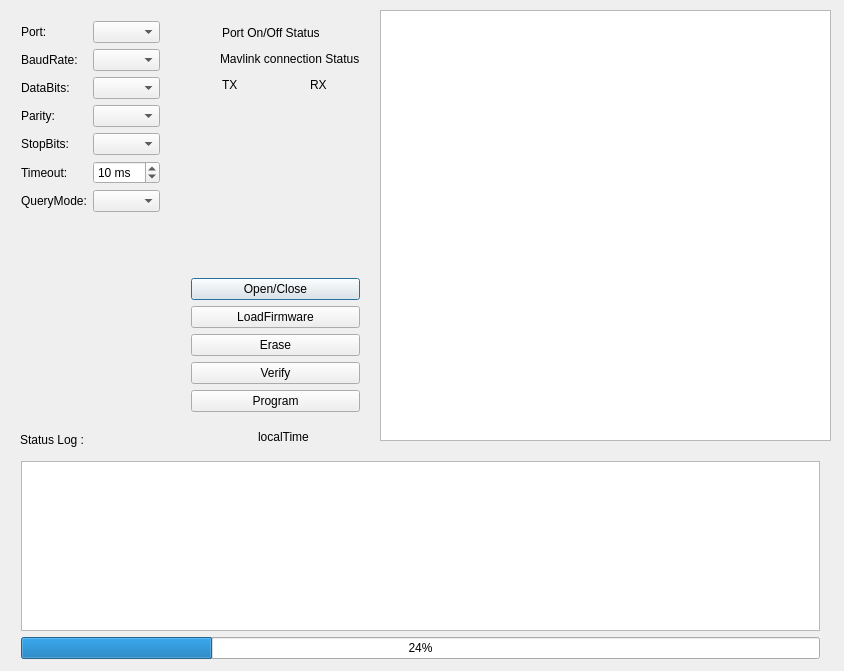
The window that OpenCR_FW_Downloader/OpenCR_FW_Downloader/dialog.ui (2thetop/OpenCR) describes before a commit, drawn with Qt 5.
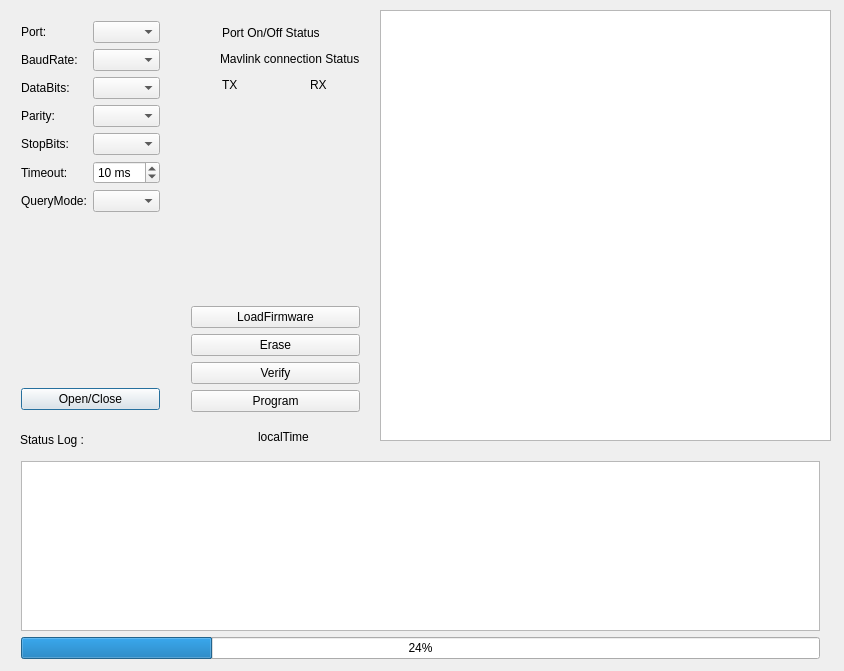
The same window after the commit. Custom widgets are drawn as their Qt base class.

What changed in the file:
```diff
--- a/OpenCR_FW_Downloader/OpenCR_FW_Downloader/dialog.ui
+++ b/OpenCR_FW_Downloader/OpenCR_FW_Downloader/dialog.ui
@@ -136,6 +136,13 @@
       </property>
      </spacer>
     </item>
+    <item>
+     <widget class="QPushButton" name="openCloseButton">
+      <property name="text">
+       <string>Open/Close</string>
+      </property>
+     </widget>
+    </item>
    </layout>
   </widget>
   <widget class="QLabel" name="label_12">
@@ -330,13 +337,6 @@
     </item>
     <item>
      <layout class="QVBoxLayout" name="verticalLayout_3">
-      <item>
-       <widget class="QPushButton" name="openCloseButton">
-        <property name="text">
-         <string>Open/Close</string>
-        </property>
-       </widget>
-      </item>
       <item>
        <widget class="QPushButton" name="pushButton_LoadFirmware">
         <property name="text">
```
